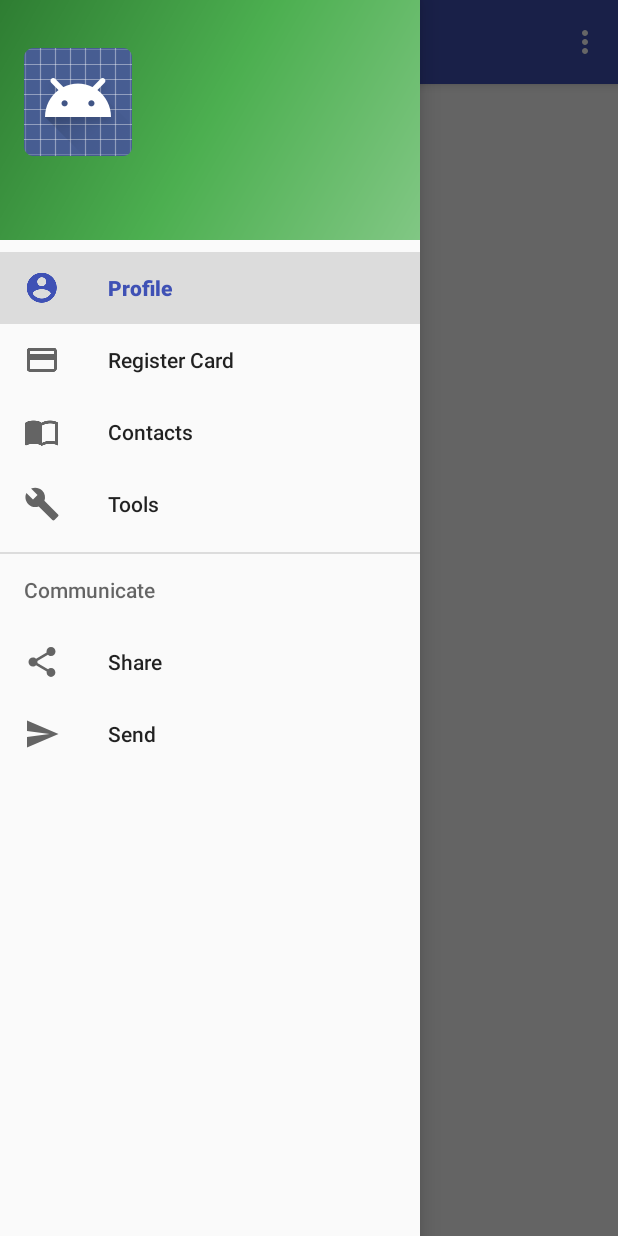
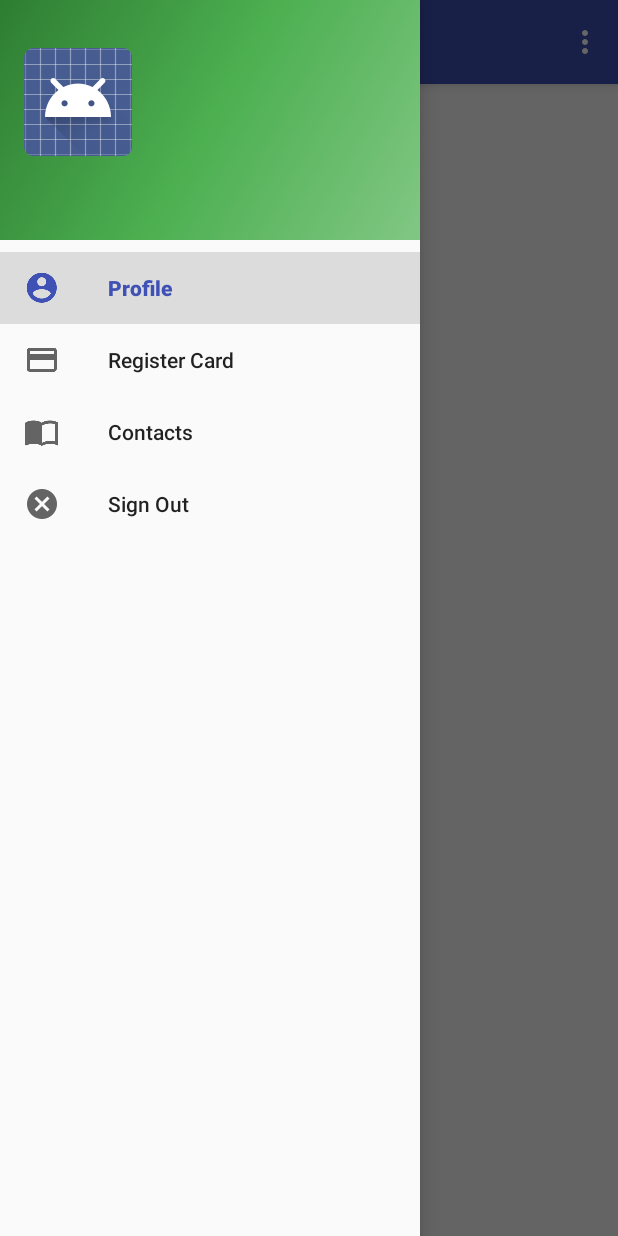
Before and after one commit to lkuza2/Business-Sync, an Android app: the fragment ViewContactsFragment placed in its activity, with the side drawer open, on a phone screen of 412 x 824 dp. Run offline under Robolectric (Android 15) with nearby library versions, the phone set to English and light mode, and no system bars; our stand-ins replace Firebase (no records; nobody signed in at launch, a user with empty details on screens opened directly); libraries missing offline, so code that uses them is left out: com.firebase.ui, permissions.dispatcher; 5 statements that could not run were skipped.

Commit message:
more little fixes

```diff
--- a/app/src/main/java/com/rose/businesssyncapp/contacts/ViewContactsFragment.java
+++ b/app/src/main/java/com/rose/businesssyncapp/contacts/ViewContactsFragment.java
@@ -1,9 +1,11 @@
 package com.rose.businesssyncapp.contacts;
 
+import android.graphics.Rect;
 import android.os.Bundle;
 import android.support.annotation.Nullable;
 import android.support.v4.app.Fragment;
 import android.support.v4.widget.SwipeRefreshLayout;
+import android.support.v7.widget.DividerItemDecoration;
 import android.support.v7.widget.LinearLayoutManager;
 import android.support.v7.widget.RecyclerView;
 import android.util.Log;
@@ -35,6 +37,8 @@ public class ViewContactsFragment extends Fragment implements LoadContactsTask.O
         // use this setting to improve performance if you know that changes
         // in content do not change the layout size of the RecyclerView
         recyclerView.setHasFixedSize(true);
+
+        recyclerView.addItemDecoration(new VerticalSpaceItemDecoration(50));
 
         // use a linear layout manager
         layoutManager = new LinearLayoutManager(getContext());
@@ -90,4 +94,19 @@ public class ViewContactsFragment extends Fragment implements LoadContactsTask.O
               }
           });
     }
+
+    public class VerticalSpaceItemDecoration extends RecyclerView.ItemDecoration {
+
+        private final int verticalSpaceHeight;
+
+        public VerticalSpaceItemDecoration(int verticalSpaceHeight) {
+            this.verticalSpaceHeight = verticalSpaceHeight;
+        }
+
+        @Override
+        public void getItemOffsets(Rect outRect, View view, RecyclerView parent,
+                                   RecyclerView.State state) {
+            outRect.bottom = verticalSpaceHeight;
+        }
+    }
 }
--- a/app/src/main/java/com/rose/businesssyncapp/home/HomeActivity.java
+++ b/app/src/main/java/com/rose/businesssyncapp/home/HomeActivity.java
@@ -18,6 +18,7 @@ import android.widget.TextView;
 import com.google.firebase.auth.FirebaseAuth;
 import com.google.firebase.database.DatabaseReference;
 import com.google.firebase.database.FirebaseDatabase;
+import com.rose.businesssyncapp.LoginActivity;
 import com.rose.businesssyncapp.R;
 import com.rose.businesssyncapp.card.RegisterCardFragment;
 import com.rose.businesssyncapp.contacts.AddContactFragment;
@@ -28,6 +29,7 @@ public class HomeActivity extends AppCompatActivity
         implements NavigationView.OnNavigationItemSelectedListener {
 
     private DatabaseReference database;
+    FirebaseAuth auth;
 
     @Override
     protected void onCreate(Bundle savedInstanceState) {
@@ -35,7 +37,8 @@ public class HomeActivity extends AppCompatActivity
         setContentView(R.layout.activity_home);
         Toolbar toolbar = (Toolbar) findViewById(R.id.toolbar);
         setSupportActionBar(toolbar);
-        FirebaseAuth auth = FirebaseAuth.getInstance();
+        auth = FirebaseAuth.getInstance();
+
 
         FloatingActionButton fab = (FloatingActionButton) findViewById(R.id.fab);
         fab.setOnClickListener(new View.OnClickListener() {
@@ -97,7 +100,7 @@ public class HomeActivity extends AppCompatActivity
     public boolean onCreateOptionsMenu(Menu menu) {
         // Inflate the menu; this adds items to the action bar if it is present.
         getMenuInflater().inflate(R.menu.home, menu);
-        return true;
+        return false;
     }
 
     @Override
@@ -108,7 +111,7 @@ public class HomeActivity extends AppCompatActivity
         int id = item.getItemId();
 
         //noinspection SimplifiableIfStatement
-        if (id == R.id.action_settings) {
+        if (id == R.id.action_sign_out) {
             return true;
         }
 
@@ -131,12 +134,11 @@ public class HomeActivity extends AppCompatActivity
         } else if (id == R.id.nav_add_contact) {
             setFragment(new ViewContactsFragment());
             fab.show();
-        } else if (id == R.id.nav_manage) {
-
-        } else if (id == R.id.nav_share) {
-
-        } else if (id == R.id.nav_send) {
-
+        } else if (id == R.id.nav_sign_out) {
+            auth.signOut();
+            Intent intent = new Intent(HomeActivity.this, LoginActivity.class);
+            startActivity(intent);
+            finish();
         }
 
         DrawerLayout drawer = (DrawerLayout) findViewById(R.id.drawer_layout);
--- a/app/src/main/res/layout/contact.xml
+++ b/app/src/main/res/layout/contact.xml
@@ -8,7 +8,7 @@
         android:layout_gravity="center"
         android:layout_width="match_parent"
         android:layout_height="200dp"
-        card_view:cardCornerRadius="4dp" android:paddingBottom="5dp">
+        card_view:cardCornerRadius="4dp" android:paddingBottom="15dp">
         <RelativeLayout
                 android:orientation="vertical"
                         android:layout_width="match_parent"
--- a/app/src/main/res/menu/activity_home_drawer.xml
+++ b/app/src/main/res/menu/activity_home_drawer.xml
@@ -13,24 +13,11 @@
         <item
                 android:id="@+id/nav_add_contact"
                 android:icon="@drawable/ic_import_contacts_black_24dp"
-                android:title="@string/add_contact_str"/>
+                android:title="@string/contacts_menu_str"/>
         <item
-                android:id="@+id/nav_manage"
-                android:icon="@drawable/ic_menu_manage"
-                android:title="Tools"/>
+                android:id="@+id/nav_sign_out"
+                android:icon="@drawable/ic_cancel_black_24dp"
+                android:title="@string/action_sign_out"/>
     </group>
 
-    <item android:title="Communicate">
-        <menu>
-            <item
-                    android:id="@+id/nav_share"
-                    android:icon="@drawable/ic_menu_share"
-                    android:title="Share"/>
-            <item
-                    android:id="@+id/nav_send"
-                    android:icon="@drawable/ic_menu_send"
-                    android:title="Send"/>
-        </menu>
-    </item>
-
 </menu>
--- a/app/src/main/res/menu/home.xml
+++ b/app/src/main/res/menu/home.xml
@@ -1,8 +1,8 @@
 <?xml version="1.0" encoding="utf-8"?>
 <menu xmlns:android="http://schemas.android.com/apk/res/android"
       xmlns:app="http://schemas.android.com/apk/res-auto">
-    <item android:id="@+id/action_settings"
-          android:title="@string/action_settings"
+    <item android:id="@+id/action_sign_out"
+          android:title="@string/action_sign_out"
           android:orderInCategory="100"
           app:showAsAction="never"/>
 </menu>
--- a/app/src/main/res/values/strings.xml
+++ b/app/src/main/res/values/strings.xml
@@ -17,6 +17,7 @@
     <string name="navigation_drawer_close">Close navigation drawer</string>
 
     <string name="action_settings">Settings</string>
+    <string name="action_sign_out">Sign Out</string>
     <string name="my_card">Your Business Card</string>
     <string name="hint_first_name">First Name</string>
     <string name="hint_last_name">Last Name</string>
@@ -26,7 +27,8 @@
     <string name="register_card_prompt">Tap a New Card to Register or Remove</string>
     <string name="cards_registered">Cards Registered:</string>
     <string name="card_id">Card ID:</string>
-    <string name="add_contact_str">Contacts</string>
+    <string name="add_contact_str">Confirm</string>
+    <string name="contacts_menu_str">Contacts</string>
     <string name="add_contact_tap">Tap a Card to Add a New Contact</string>
     <string name="confirm_contact_str">Add Contact</string>
     <string name="first_name">First Name:</string>
```
Also changed, not shown: app/src/main/res/drawable-hdpi/ic_cancel_black_24dp.png (added), app/src/main/res/drawable-mdpi/ic_cancel_black_24dp.png (added), app/src/main/res/drawable-xhdpi/ic_cancel_black_24dp.png (added), app/src/main/res/drawable-xxhdpi/ic_cancel_black_24dp.png (added), app/src/main/res/drawable-xxxhdpi/ic_cancel_black_24dp.png (added).
